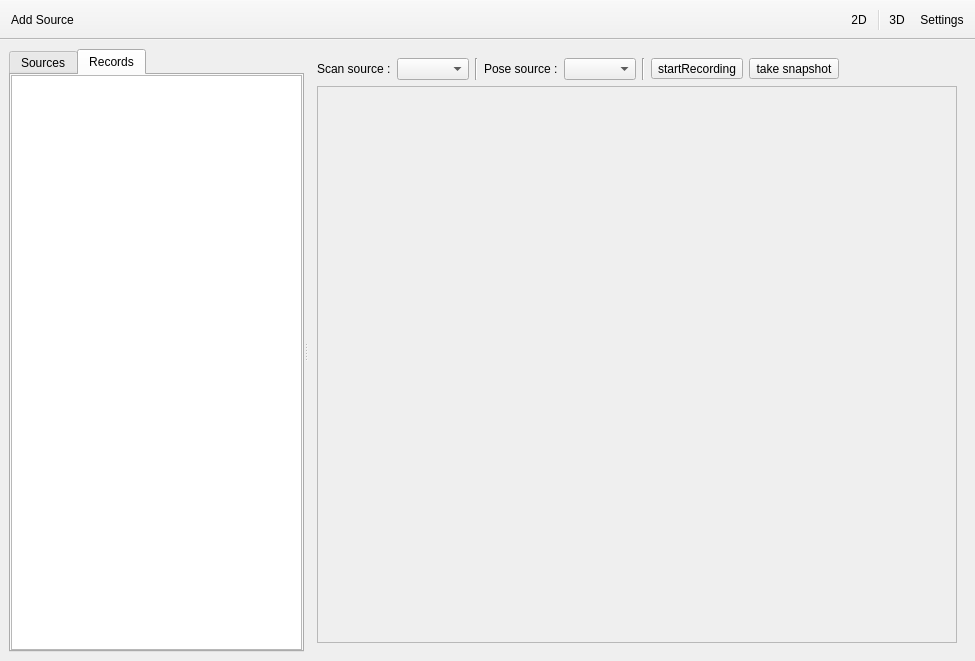
Qt form applications/viewer/radiumViewer6/MainWindow.ui (T-PLAY/hub) before a commit.
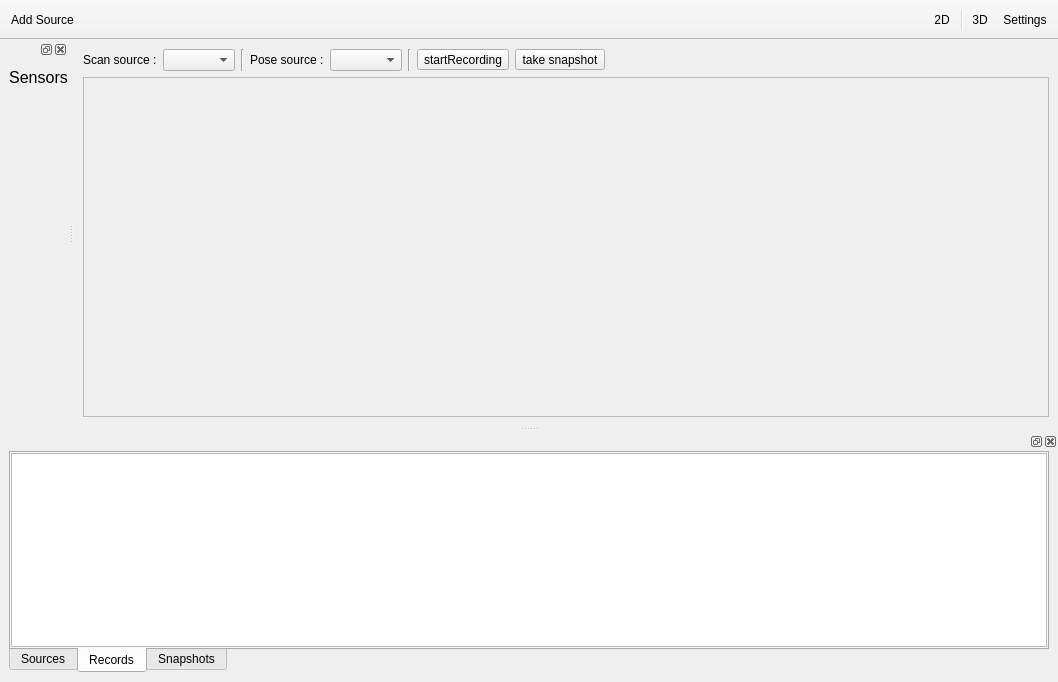
The same form after that commit. The open tabs and pages were chosen to show the change.

Commit message: update UI + fix net SIGPIPE

Patch:
```diff
--- a/applications/viewer/radiumViewer6/MainWindow.ui
+++ b/applications/viewer/radiumViewer6/MainWindow.ui
@@ -6,8 +6,8 @@
    <rect>
     <x>0</x>
     <y>0</y>
-    <width>975</width>
-    <height>661</height>
+    <width>1058</width>
+    <height>682</height>
    </rect>
   </property>
   <property name="windowTitle">
@@ -15,59 +15,15 @@
   </property>
   <widget class="QWidget" name="centralwidget">
    <property name="sizePolicy">
-    <sizepolicy hsizetype="Preferred" vsizetype="Preferred">
+    <sizepolicy hsizetype="Expanding" vsizetype="Expanding">
      <horstretch>0</horstretch>
      <verstretch>0</verstretch>
     </sizepolicy>
    </property>
    <layout class="QVBoxLayout" name="verticalLayout">
-    <property name="bottomMargin">
-     <number>9</number>
+    <property name="spacing">
+     <number>6</number>
     </property>
-    <item>
-     <widget class="QSplitter" name="splitter">
-      <property name="sizePolicy">
-       <sizepolicy hsizetype="Preferred" vsizetype="Preferred">
-        <horstretch>0</horstretch>
-        <verstretch>0</verstretch>
-       </sizepolicy>
-      </property>
-      <property name="orientation">
-       <enum>Qt::Horizontal</enum>
-      </property>
-      <widget class="QTabWidget" name="tabWidget">
-       <property name="sizePolicy">
-        <sizepolicy hsizetype="Minimum" vsizetype="Preferred">
-         <horstretch>0</horstretch>
-         <verstretch>0</verstretch>
-        </sizepolicy>
-       </property>
-       <property name="minimumSize">
-        <size>
-         <width>0</width>
-         <height>0</height>
-        </size>
-       </property>
-       <property name="maximumSize">
-        <size>
-         <width>16777215</width>
-         <height>16777215</height>
-        </size>
-       </property>
-       <property name="baseSize">
-        <size>
-         <width>0</width>
-         <height>0</height>
-        </size>
-       </property>
-       <property name="currentIndex">
-        <number>0</number>
-       </property>
-       <widget class="QWidget" name="tabSources">
-        <attribute name="title">
-         <string>Sources</string>
-        </attribute>
-        <layout class="QVBoxLayout" name="verticalLayout_2">
          <property name="leftMargin">
           <number>0</number>
          </property>
@@ -81,47 +37,6 @@
           <number>0</number>
          </property>
          <item>
-          <layout class="QVBoxLayout" name="verticalLayout_sensors">
-           <item>
-            <spacer name="verticalSpacer">
-             <property name="orientation">
-              <enum>Qt::Vertical</enum>
-             </property>
-             <property name="sizeHint" stdset="0">
-              <size>
-               <width>20</width>
-               <height>40</height>
-              </size>
-             </property>
-            </spacer>
-           </item>
-          </layout>
-         </item>
-        </layout>
-       </widget>
-       <widget class="QWidget" name="tabRecords">
-        <attribute name="title">
-         <string>Records</string>
-        </attribute>
-        <layout class="QVBoxLayout" name="verticalLayout_3">
-         <property name="leftMargin">
-          <number>0</number>
-         </property>
-         <property name="topMargin">
-          <number>0</number>
-         </property>
-         <property name="rightMargin">
-          <number>0</number>
-         </property>
-         <property name="bottomMargin">
-          <number>0</number>
-         </property>
-         <item>
-          <widget class="QTreeView" name="treeView_record"/>
-         </item>
-        </layout>
-       </widget>
-      </widget>
       <widget class="QStackedWidget" name="stackedWidget">
        <property name="sizePolicy">
         <sizepolicy hsizetype="Preferred" vsizetype="Preferred">
@@ -277,7 +192,6 @@
         </layout>
        </widget>
       </widget>
-     </widget>
     </item>
    </layout>
   </widget>
@@ -326,6 +240,191 @@
    <addaction name="separator"/>
    <addaction name="action2D"/>
   </widget>
+  <widget class="QDockWidget" name="dockWidget">
+   <property name="sizePolicy">
+    <sizepolicy hsizetype="MinimumExpanding" vsizetype="MinimumExpanding">
+     <horstretch>0</horstretch>
+     <verstretch>0</verstretch>
+    </sizepolicy>
+   </property>
+   <attribute name="dockWidgetArea">
+    <number>1</number>
+   </attribute>
+   <widget class="QWidget" name="dockWidgetContents">
+    <property name="sizePolicy">
+     <sizepolicy hsizetype="Preferred" vsizetype="MinimumExpanding">
+      <horstretch>0</horstretch>
+      <verstretch>0</verstretch>
+     </sizepolicy>
+    </property>
+    <layout class="QVBoxLayout" name="verticalLayout_7">
+     <property name="topMargin">
+      <number>9</number>
+     </property>
+     <property name="rightMargin">
+      <number>0</number>
+     </property>
+     <property name="bottomMargin">
+      <number>0</number>
+     </property>
+     <item>
+      <widget class="QLabel" name="label">
+       <property name="font">
+        <font>
+         <pointsize>12</pointsize>
+        </font>
+       </property>
+       <property name="text">
+        <string>Sensors</string>
+       </property>
+       <property name="alignment">
+        <set>Qt::AlignCenter</set>
+       </property>
+      </widget>
+     </item>
+     <item>
+      <layout class="QVBoxLayout" name="verticalLayout_sensors">
+       <item>
+        <spacer name="verticalSpacer">
+         <property name="orientation">
+          <enum>Qt::Vertical</enum>
+         </property>
+         <property name="sizeHint" stdset="0">
+          <size>
+           <width>20</width>
+           <height>40</height>
+          </size>
+         </property>
+        </spacer>
+       </item>
+      </layout>
+     </item>
+    </layout>
+   </widget>
+  </widget>
+  <widget class="QDockWidget" name="dockWidget_2">
+   <property name="sizePolicy">
+    <sizepolicy hsizetype="MinimumExpanding" vsizetype="MinimumExpanding">
+     <horstretch>0</horstretch>
+     <verstretch>0</verstretch>
+    </sizepolicy>
+   </property>
+   <attribute name="dockWidgetArea">
+    <number>8</number>
+   </attribute>
+   <widget class="QWidget" name="dockWidgetContents_2">
+    <property name="sizePolicy">
+     <sizepolicy hsizetype="Preferred" vsizetype="Preferred">
+      <horstretch>0</horstretch>
+      <verstretch>0</verstretch>
+     </sizepolicy>
+    </property>
+    <layout class="QVBoxLayout" name="verticalLayout_6">
+     <property name="spacing">
+      <number>6</number>
+     </property>
+     <property name="leftMargin">
+      <number>9</number>
+     </property>
+     <property name="topMargin">
+      <number>0</number>
+     </property>
+     <property name="rightMargin">
+      <number>9</number>
+     </property>
+     <property name="bottomMargin">
+      <number>9</number>
+     </property>
+     <item>
+      <widget class="QTabWidget" name="tabWidget">
+       <property name="sizePolicy">
+        <sizepolicy hsizetype="Preferred" vsizetype="Preferred">
+         <horstretch>0</horstretch>
+         <verstretch>0</verstretch>
+        </sizepolicy>
+       </property>
+       <property name="minimumSize">
+        <size>
+         <width>0</width>
+         <height>0</height>
+        </size>
+       </property>
+       <property name="maximumSize">
+        <size>
+         <width>16777215</width>
+         <height>16777215</height>
+        </size>
+       </property>
+       <property name="baseSize">
+        <size>
+         <width>0</width>
+         <height>0</height>
+        </size>
+       </property>
+       <property name="tabPosition">
+        <enum>QTabWidget::South</enum>
+       </property>
+       <property name="currentIndex">
+        <number>1</number>
+       </property>
+       <widget class="QWidget" name="tabSources">
+        <attribute name="title">
+         <string>Sources</string>
+        </attribute>
+        <layout class="QVBoxLayout" name="verticalLayout_2">
+         <property name="leftMargin">
+          <number>0</number>
+         </property>
+         <property name="topMargin">
+          <number>0</number>
+         </property>
+         <property name="rightMargin">
+          <number>0</number>
+         </property>
+         <property name="bottomMargin">
+          <number>0</number>
+         </property>
+        </layout>
+       </widget>
+       <widget class="QWidget" name="tabRecords">
+        <attribute name="title">
+         <string>Records</string>
+        </attribute>
+        <layout class="QVBoxLayout" name="verticalLayout_3">
+         <property name="leftMargin">
+          <number>0</number>
+         </property>
+         <property name="topMargin">
+          <number>0</number>
+         </property>
+         <property name="rightMargin">
+          <number>0</number>
+         </property>
+         <property name="bottomMargin">
+          <number>0</number>
+         </property>
+         <item>
+          <widget class="QTreeView" name="treeView_record">
+           <property name="sizePolicy">
+            <sizepolicy hsizetype="Preferred" vsizetype="Preferred">
+             <horstretch>0</horstretch>
+             <verstretch>0</verstretch>
+            </sizepolicy>
+           </property>
+          </widget>
+         </item>
+        </layout>
+       </widget>
+       <widget class="QWidget" name="tabSnapshots">
+        <attribute name="title">
+         <string>Snapshots</string>
+        </attribute>
+       </widget>
+      </widget>
+     </item>
+    </layout>
+   </widget>
+  </widget>
   <action name="action2D">
    <property name="text">
     <string>2D</string>
```
Lines whose indentation alone changed are shown as unchanged. The commit also changes 6 other files.
